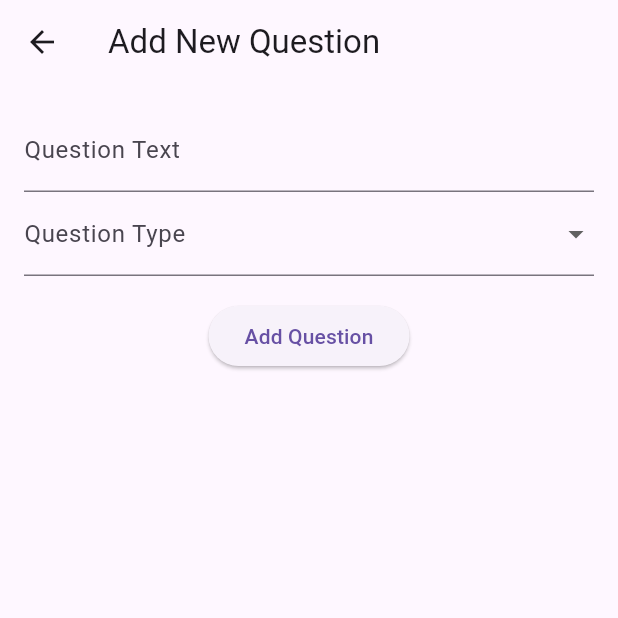
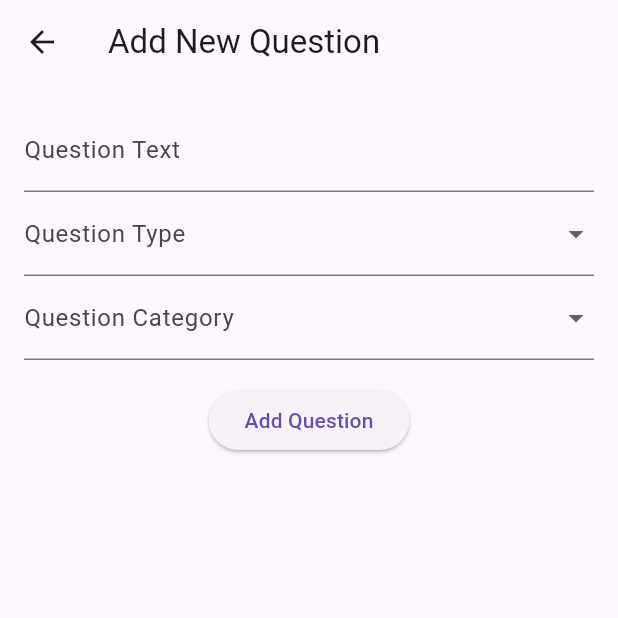
Before and after one commit to Luc35b/Karibs, a Flutter app: the TestDetailScreen screen opened directly with empty values, after a tap on the "add" icon, on a phone screen of 412 x 824 dp, the top half of it. Run offline on Flutter 3.47's test engine with Material 3 defaults, Android fonts, the phone set to English and light mode, and no system bars; our stand-ins replace fl_chart, pdf, printing, sqflite; accounts and stored records are empty.

Commit message:
test pdf print separated, database changes

```diff
--- a/karibs/lib/database/database_helper.dart
+++ b/karibs/lib/database/database_helper.dart
@@ -52,6 +52,7 @@ class DatabaseHelper {
         title TEXT NOT NULL,
         notes TEXT,
         score INTEGER,
+        test_id INTEGER,
         student_id INTEGER NOT NULL,
         FOREIGN KEY (student_id) REFERENCES students (id) ON DELETE CASCADE
       )
@@ -86,6 +87,9 @@ class DatabaseHelper {
         id INTEGER PRIMARY KEY AUTOINCREMENT,
         student_id INTEGER NOT NULL,
         test_id INTEGER NOT NULL,
+        total_score DOUBLE,
+        vocab_score DOUBLE,
+        comp_score DOUBLE,
         FOREIGN KEY (student_id) REFERENCES students (id) ON DELETE CASCADE,
         FOREIGN KEY (test_id) REFERENCES tests (id) ON DELETE CASCADE
       )
@@ -105,7 +109,6 @@ class DatabaseHelper {
           id INTEGER PRIMARY KEY AUTOINCREMENT,
           text TEXT NOT NULL,
           type TEXT NOT NULL,
-          answer TEXT,
           category TEXT NOT NULL,
           test_id INTEGER NOT NULL,
           FOREIGN KEY (test_id) REFERENCES tests (id) ON DELETE CASCADE
@@ -125,6 +128,9 @@ class DatabaseHelper {
           id INTEGER PRIMARY KEY AUTOINCREMENT,
           student_id INTEGER NOT NULL,
           test_id INTEGER NOT NULL,
+          total_score DOUBLE,
+          vocab_score DOUBLE,
+          comp_score DOUBLE,
           FOREIGN KEY (student_id) REFERENCES students (id) ON DELETE CASCADE,
           FOREIGN KEY (test_id) REFERENCES tests (id) ON DELETE CASCADE
         )
@@ -259,6 +265,21 @@ class DatabaseHelper {
     return await db.query('questions', where: 'test_id = ?', whereArgs: [testId]);
   }
 
+  Future<List<Map<String, dynamic>>> queryAllQuestionsWithChoices(int testId) async {
+    final db = await database;
+    final questions = await db.query('questions', where: 'test_id = ?', whereArgs: [testId]);
+
+    List<Map<String, dynamic>> mutableQuestions = [];
+    for (var question in questions) {
+      Map<String, dynamic> questionCopy = Map<String, dynamic>.from(question);
+      final choices = await db.query('question_choices', where: 'question_id = ?', whereArgs: [question['id']]);
+      questionCopy['choices'] = List<Map<String, dynamic>>.from(choices);
+      mutableQuestions.add(questionCopy);
+    }
+
+    return mutableQuestions;
+  }
+
   Future<List<Map<String, dynamic>>> queryAllQuestionChoices(int questionId) async {
     Database db = await database;
     return await db.query('question_choices', where: 'question_id = ?', whereArgs: [questionId]);
--- a/karibs/lib/screens/add_question_screen.dart
+++ b/karibs/lib/screens/add_question_screen.dart
@@ -1,5 +1,6 @@
 import 'package:flutter/material.dart';
 import 'package:karibs/database/database_helper.dart';
+import 'package:karibs/pdf_gen.dart';
 
 class AddQuestionScreen extends StatefulWidget {
   final int testId;
@@ -14,15 +15,18 @@ class AddQuestionScreen extends StatefulWidget {
 class _AddQuestionScreenState extends State<AddQuestionScreen> {
   final TextEditingController _textController = TextEditingController();
   String? _selectedType;
+  String? _selectedCategory; // New field for category
   final List<String> _questionTypes = ['multiple_choice', 'fill_in_the_blank'];
+  final List<String> _questionCategories = ['Vocab', 'Comprehension']; // New list of categories
   List<TextEditingController> _choiceControllers = [];
   List<bool> _correctChoices = [];
 
   void _addQuestion() async {
-    if (_textController.text.isNotEmpty && _selectedType != null) {
+    if (_textController.text.isNotEmpty && _selectedType != null && _selectedCategory != null) { // Check for selected category
       int questionId = await DatabaseHelper().insertQuestion({
         'text': _textController.text,
         'type': _selectedType,
+        'category': _selectedCategory, // Include category in insertion
         'test_id': widget.testId,
       });
 
@@ -34,6 +38,12 @@ class _AddQuestionScreenState extends State<AddQuestionScreen> {
             'is_correct': _correctChoices[i] ? 1 : 0,
           });
         }
+      } else if (_selectedType == 'fill_in_the_blank') {
+        await DatabaseHelper().insertQuestionChoice({
+          'question_id': questionId,
+          'choice_text': _textController.text,
+          'is_correct': 1,
+        });
       }
 
       widget.onQuestionAdded();
@@ -81,6 +91,21 @@ class _AddQuestionScreenState extends State<AddQuestionScreen> {
               },
               decoration: InputDecoration(labelText: 'Question Type'),
             ),
+            DropdownButtonFormField<String>(
+              value: _selectedCategory,
+              items: _questionCategories.map((category) { // Add dropdown for category
+                return DropdownMenuItem<String>(
+                  value: category,
+                  child: Text(category),
+                );
+              }).toList(),
+              onChanged: (value) {
+                setState(() {
+                  _selectedCategory = value;
+                });
+              },
+              decoration: InputDecoration(labelText: 'Question Category'), // Add label for category
+            ),
             if (_selectedType == 'multiple_choice')
               Column(
                 children: [
--- a/karibs/lib/screens/test_detail_screen.dart
+++ b/karibs/lib/screens/test_detail_screen.dart
@@ -53,9 +53,14 @@ class _TestDetailScreenState extends State<TestDetailScreen> {
     );
   }
 
-  void _generateAndPrintPdf() async {
+  void _generateAndPrintQuestionsPdf() async {
     await _fetchQuestions();
-    await PdfGenerator().generateTestPdf(widget.testId, widget.testTitle);
+    await PdfGenerator().generateTestQuestionsPdf(widget.testId, widget.testTitle);
+  }
+
+  void _generateAndPrintAnswerKeyPdf() async {
+    await _fetchQuestions();
+    await PdfGenerator().generateTestAnswerKeyPdf(widget.testId, widget.testTitle);
   }
 
   @override
@@ -63,12 +68,6 @@ class _TestDetailScreenState extends State<TestDetailScreen> {
     return Scaffold(
       appBar: AppBar(
         title: Text(widget.testTitle),
-        actions: [
-          IconButton(
-            icon: Icon(Icons.picture_as_pdf),
-            onPressed: _generateAndPrintPdf, // Call the PDF generation method
-          ),
-        ],
       ),
       body: _isLoading
           ? Center(child: CircularProgressIndicator())
@@ -86,9 +85,7 @@ class _TestDetailScreenState extends State<TestDetailScreen> {
           ],
         ),
       )
-          : Stack(
-        children: [
-          ListView.builder(
+          : ListView.builder(
         itemCount: _questions.length,
         itemBuilder: (context, index) {
           return ListTile(
@@ -98,16 +95,47 @@ class _TestDetailScreenState extends State<TestDetailScreen> {
           );
         },
       ),
-          Positioned(
-            bottom: 16,
-            right: 16,
-            child: FloatingActionButton(
-              onPressed: _navigateToAddQuestionScreen,
-              child: Icon(Icons.add),
+      bottomNavigationBar: BottomAppBar(
+        shape: CircularNotchedRectangle(),
+        notchMargin: 8.0,
+        child: Padding(
+          padding: const EdgeInsets.symmetric(horizontal: 16.0, vertical: 8.0),
+          child: Row(
+            mainAxisAlignment: MainAxisAlignment.spaceEvenly,
+            children: [
+              Flexible(
+                child: ElevatedButton(
+                  onPressed: _generateAndPrintQuestionsPdf,
+                  child: FittedBox(
+                    child: Row(
+                      children: [
+                        Icon(Icons.print),
+                        SizedBox(width: 4),
+                        Text('Print Questions'),
+                      ],
+                    ),
+                  ),
+                ),
+              ),
+              SizedBox(width: 8),
+              Flexible(
+                child: ElevatedButton(
+                  onPressed: _generateAndPrintAnswerKeyPdf,
+                  child: FittedBox(
+                    child: Row(
+                      children: [
+                        Icon(Icons.print),
+                        SizedBox(width: 4),
+                        Text('Print Answer Key'),
+                      ],
+                    ),
+                  ),
                 ),
               ),
             ],
           ),
+        ),
+      ),
     );
   }
 }
```
Also changed, not shown: karibs/lib/pdf_gen.dart (+52 -11 lines). Lines whose indentation alone changed are shown as unchanged.
